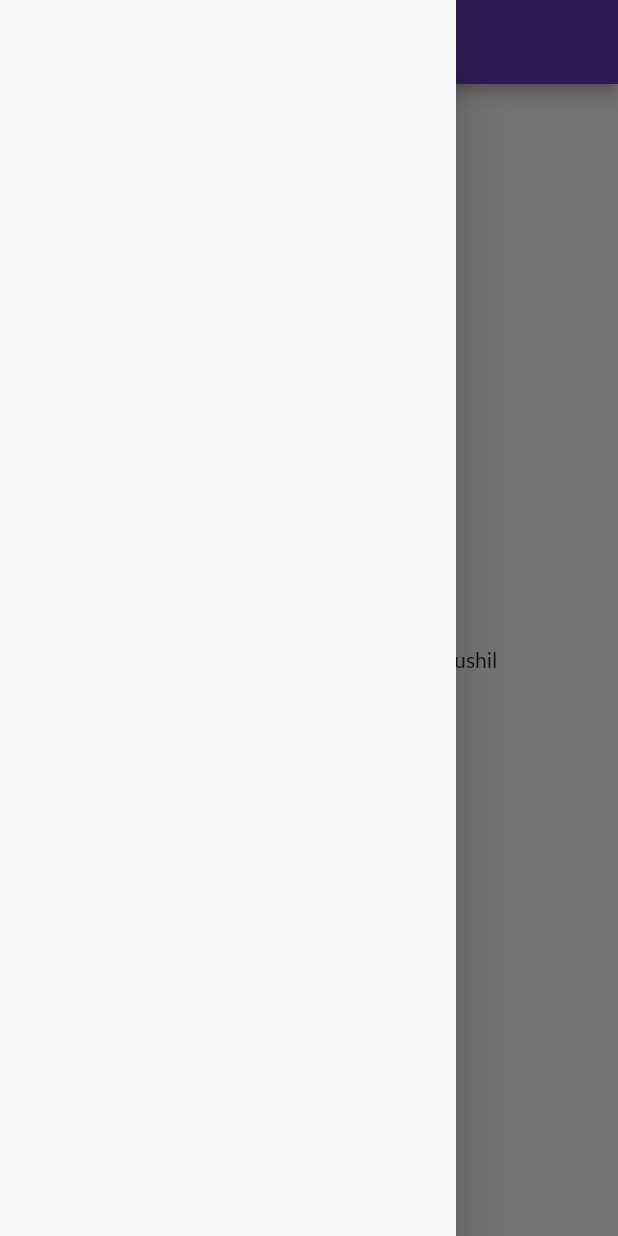
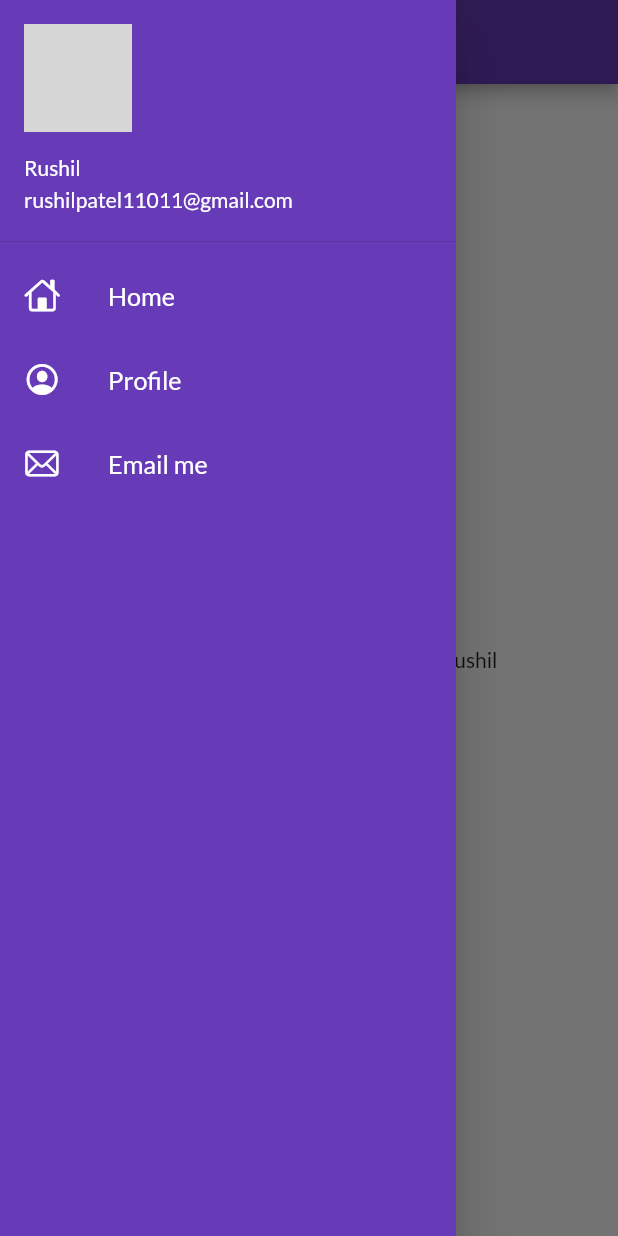
Before and after one commit to Rushil-Patel-11011/30-Days-Of-Flutter, a Flutter app: the HomePage screen opened by its route, with the side drawer open, on a phone screen of 412 x 824 dp. Run offline on Flutter 3.47's test engine with Material 2 defaults, Android fonts, the light colour scheme and no system bars; our stand-ins replace google_fonts; network calls fail; grey boxes are pictures that could not be loaded.

Commit message:
Day 9 Completed

```diff
--- a/lib/main.dart
+++ b/lib/main.dart
@@ -19,6 +19,7 @@ class MyApp extends StatelessWidget {
       darkTheme: ThemeData(
         brightness: Brightness.dark,
       ),
+      debugShowCheckedModeBanner: false,
       initialRoute: "/",
       routes: {
         "/": (context) => LoginPage(),
--- a/lib/pages/home_page.dart
+++ b/lib/pages/home_page.dart
@@ -1,3 +1,4 @@
+import 'package:firest_app_yt/widgets/drawer.dart';
 import 'package:flutter/material.dart';
 
 class HomePage extends StatelessWidget {
@@ -14,7 +15,7 @@ class HomePage extends StatelessWidget {
           child: Text("Welcome to ${days} days of flutter! - by $name"),
         ),
       ),
-      drawer: Drawer(),
+      drawer: MyDrawer(),
     );
   }
 }
--- a/lib/pages/login_page.dart
+++ b/lib/pages/login_page.dart
@@ -43,7 +43,7 @@ class _LoginPageState extends State<LoginPage> {
                   height: 20.0,
                 ),
                 Text(
-                  "Welcome! $name",
+                  "Welcome $name",
                   style: TextStyle(
                     fontSize: 28,
                     fontWeight: FontWeight.bold,
--- /dev/null
+++ b/lib/widgets/drawer.dart
@@ -0,0 +1,69 @@
+import 'package:flutter/cupertino.dart';
+import 'package:flutter/material.dart';
+
+class MyDrawer extends StatelessWidget {
+  @override
+  Widget build(BuildContext context) {
+    final imageURL = "https://avatars.githubusercontent.com/u/74819920?v=4";
+    return Drawer(
+      child: Container(
+        color: Colors.deepPurple,
+        child: ListView(
+          padding: EdgeInsets.zero,
+          children: [
+            DrawerHeader(
+              padding: EdgeInsets.zero,
+              child: UserAccountsDrawerHeader(
+                margin: EdgeInsets.zero,
+                accountName: Text("Rushil"),
+                accountEmail: Text("rushilpatel11011@gmail.com"),
+                currentAccountPicture: CircleAvatar(
+                  backgroundImage: NetworkImage(imageURL),
+                ),
+              ),
+            ),
+            ListTile(
+              leading: Icon(
+                CupertinoIcons.home,
+                color: Colors.white,
+              ),
+              title: Text(
+                "Home",
+                textScaleFactor: 1.2,
+                style: TextStyle(
+                  color: Colors.white,
+                ),
+              ),
+            ),
+            ListTile(
+              leading: Icon(
+                CupertinoIcons.profile_circled,
+                color: Colors.white,
+              ),
+              title: Text(
+                "Profile",
+                textScaleFactor: 1.2,
+                style: TextStyle(
+                  color: Colors.white,
+                ),
+              ),
+            ),
+            ListTile(
+              leading: Icon(
+                CupertinoIcons.mail,
+                color: Colors.white,
+              ),
+              title: Text(
+                "Email me",
+                textScaleFactor: 1.2,
+                style: TextStyle(
+                  color: Colors.white,
+                ),
+              ),
+            ),
+          ],
+        ),
+      ),
+    );
+  }
+}
```
